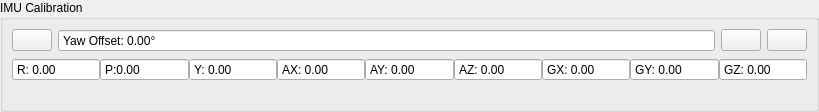
vedderb/vesc_tool, file widgets/detectimu.ui: the form before one commit.
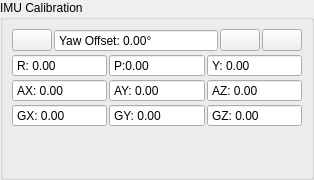
The form after the commit. Icons and pictures are not drawn.

Commit message: Made IMU calibration more compact

Patch:
```diff
--- a/widgets/detectimu.ui
+++ b/widgets/detectimu.ui
@@ -6,8 +6,8 @@
    <rect>
     <x>0</x>
     <y>0</y>
-    <width>819</width>
-    <height>112</height>
+    <width>314</width>
+    <height>180</height>
    </rect>
   </property>
   <property name="windowTitle">
@@ -32,8 +32,14 @@
       <string>IMU Calibration</string>
      </property>
      <layout class="QVBoxLayout" name="verticalLayout_2">
+      <property name="spacing">
+       <number>2</number>
+      </property>
       <item>
        <layout class="QHBoxLayout" name="horizontalLayout_2">
+        <property name="spacing">
+         <number>2</number>
+        </property>
         <item>
          <widget class="QPushButton" name="helpButton">
           <property name="sizePolicy">
@@ -128,9 +134,9 @@
        </layout>
       </item>
       <item>
-       <layout class="QHBoxLayout" name="horizontalLayout">
+       <layout class="QHBoxLayout" name="horizontalLayout_4">
         <property name="spacing">
-         <number>0</number>
+         <number>2</number>
         </property>
         <item>
          <widget class="QDoubleSpinBox" name="calRBox">
@@ -207,6 +213,13 @@
           </property>
          </widget>
         </item>
+       </layout>
+      </item>
+      <item>
+       <layout class="QHBoxLayout" name="horizontalLayout_3">
+        <property name="spacing">
+         <number>2</number>
+        </property>
         <item>
          <widget class="QDoubleSpinBox" name="calAXBox">
           <property name="toolTip">
@@ -282,6 +295,13 @@
           </property>
          </widget>
         </item>
+       </layout>
+      </item>
+      <item>
+       <layout class="QHBoxLayout" name="horizontalLayout">
+        <property name="spacing">
+         <number>2</number>
+        </property>
         <item>
          <widget class="QDoubleSpinBox" name="calGXBox">
           <property name="toolTip">
```
